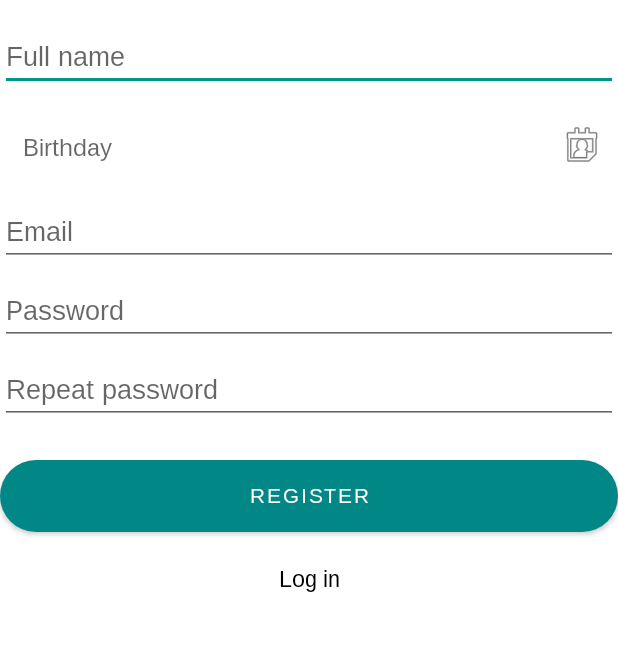
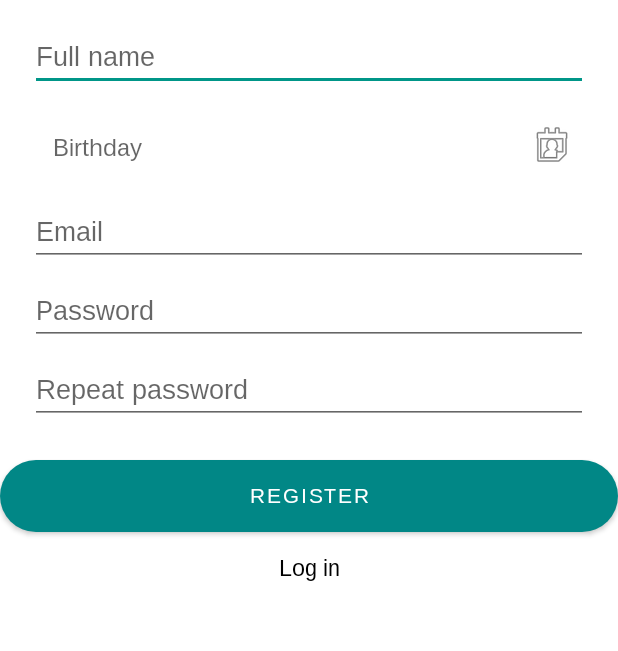
Before and after one commit to Shibsterr/FABLAB_Accounting, an Android app: the screen it shows after launch (RegisterUser), on a phone screen of 412 x 824 dp, the part 249-900 px from its top. Run offline under Robolectric (Android 15) with nearby library versions, the phone set to English and light mode, and no system bars; our stand-ins replace Firebase (no records; nobody signed in at launch, a user with empty details on screens opened directly), navigation-ui; libraries missing offline, so code that uses them is left out: com.google.zxing.client, com.journeyapps.barcodescanner.

Commit message:
Nomainīts logo sākuma ekrānam

```diff
--- a/app/src/main/res/layout/app_bar_main.xml
+++ b/app/src/main/res/layout/app_bar_main.xml
@@ -21,7 +21,7 @@
                 android:layout_width="70pt"
                 android:layout_height="29pt"
                 android:layout_gravity="center"
-                android:src="@drawable/fablablogo"
+                android:src="@drawable/fablablogo_white"
                 android:contentDescription="@string/logo" />
         </androidx.appcompat.widget.Toolbar>
 
--- a/app/src/main/res/layout/user_register.xml
+++ b/app/src/main/res/layout/user_register.xml
@@ -24,6 +24,8 @@
             android:layout_width="0dp"
             android:layout_height="wrap_content"
             android:layout_marginTop="16dp"
+            android:layout_marginStart="20dp"
+            android:layout_marginEnd="20dp"
             android:hint="@string/name"
             app:layout_constraintEnd_toEndOf="parent"
             app:layout_constraintStart_toStartOf="parent"
@@ -36,6 +38,8 @@
             android:layout_marginTop="12dp"
             android:gravity="center_vertical"
             android:hint="@string/birthday"
+            android:layout_marginStart="20dp"
+            android:layout_marginEnd="20dp"
             android:padding="15dp"
             android:textColor="@android:color/black"
             android:textSize="16sp"
@@ -47,7 +51,7 @@
             android:id="@+id/date_picker_button"
             android:layout_width="48dp"
             android:layout_height="48dp"
-        android:layout_marginStart="8dp"
+            android:layout_marginEnd="20dp"
             android:layout_marginTop="12dp"
             android:background="?android:attr/selectableItemBackground"
             android:src="@android:drawable/ic_menu_my_calendar"
@@ -60,6 +64,8 @@
             android:layout_width="0dp"
             android:layout_height="wrap_content"
             android:layout_marginTop="8dp"
+            android:layout_marginStart="20dp"
+            android:layout_marginEnd="20dp"
             android:hint="@string/email"
             android:inputType="textEmailAddress"
             android:digits="abcdefghijklmnopqrstuvwxyzABCDEFGHIJKLMNOPQRSTUVWXYZ@."
@@ -74,6 +80,8 @@
             android:layout_marginTop="8dp"
             android:hint="@string/password"
             android:inputType="textPassword"
+            android:layout_marginStart="20dp"
+            android:layout_marginEnd="20dp"
             app:layout_constraintEnd_toEndOf="parent"
             app:layout_constraintStart_toStartOf="parent"
             app:layout_constraintTop_toBottomOf="@id/email" />
@@ -85,6 +93,8 @@
             android:layout_marginTop="8dp"
             android:hint="@string/repeat_password"
             android:inputType="textPassword"
+            android:layout_marginStart="20dp"
+            android:layout_marginEnd="20dp"
             app:layout_constraintEnd_toEndOf="parent"
             app:layout_constraintStart_toStartOf="parent"
             app:layout_constraintTop_toBottomOf="@id/password" />
@@ -115,7 +125,6 @@
         style="?android:attr/borderlessButtonStyle"
         android:layout_width="wrap_content"
         android:layout_height="wrap_content"
-        android:layout_marginTop="7dp"
         android:backgroundTint="@color/white"
         android:text="@string/konts_ir"
         android:textAllCaps="false"
@@ -123,6 +132,6 @@
         android:textSize="15sp"
         app:layout_constraintEnd_toEndOf="parent"
         app:layout_constraintStart_toStartOf="parent"
-        app:layout_constraintTop_toBottomOf="@id/progress_register" />
+        app:layout_constraintTop_toBottomOf="@+id/register_button" />
 
 </androidx.constraintlayout.widget.ConstraintLayout>
```
Lines whose indentation alone changed are shown as unchanged.
